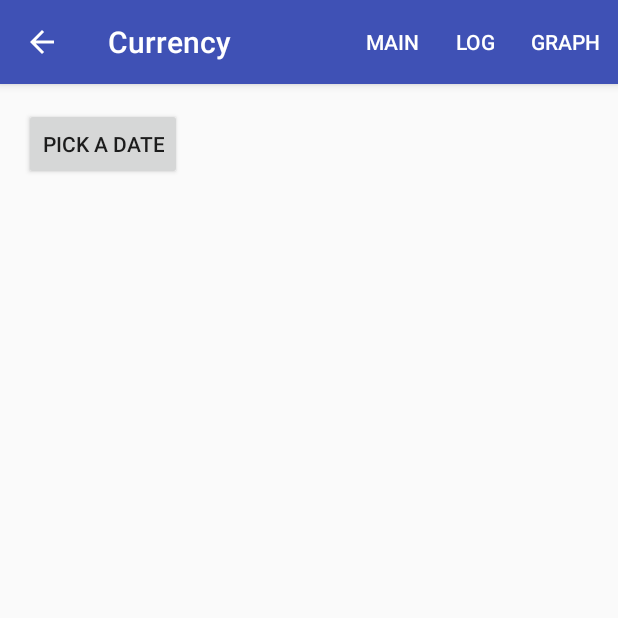
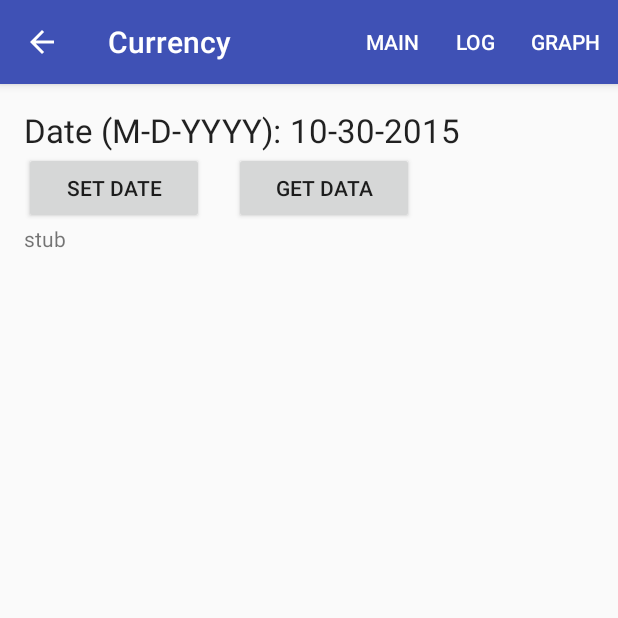
Before and after one commit to yra1908/CurrencyRate, an Android app: the screen it shows after launch (CurrencyLogActivity), after a tap on "LOG", on a phone screen of 412 x 824 dp, the top half of it. Run offline under Robolectric (Android 15) with nearby library versions, the phone set to English and light mode, and no system bars.

Commit message:
Set date. Persistanse with change orientation

```diff
--- a/app/src/main/AndroidManifest.xml
+++ b/app/src/main/AndroidManifest.xml
@@ -13,7 +13,8 @@
         android:theme="@style/AppTheme">
         <activity
             android:name=".MainActivity"
-            android:label="Currency">
+            android:label="Currency"
+            android:configChanges="orientation|screenSize">
             <intent-filter>
                 <action android:name="android.intent.action.MAIN" />
 
--- a/app/src/main/java/com/testtask/currency/CurrencyLogActivity.java
+++ b/app/src/main/java/com/testtask/currency/CurrencyLogActivity.java
@@ -1,19 +1,38 @@
 package com.testtask.currency;
 
+import android.app.DatePickerDialog;
+import android.app.Dialog;
 import android.content.Intent;
 import android.os.Bundle;
 import android.support.v7.app.AppCompatActivity;
 import android.view.Menu;
 import android.view.MenuItem;
+import android.view.View;
+import android.view.View.OnClickListener;
+import android.widget.Button;
+import android.widget.DatePicker;
+import android.widget.TextView;
+
+import java.util.Calendar;
 
 public class CurrencyLogActivity extends AppCompatActivity {
 
+    private TextView tvDisplayDate;
+    private Button btnChangeDate;
+
+    private int year;
+    private int month;
+    private int day;
+
+    private static final int DATE_DIALOG_ID = 999;
 
 
     @Override
     protected void onCreate(Bundle savedInstanceState) {
         super.onCreate(savedInstanceState);
         setContentView(R.layout.activity_currency_log);
+
+        setCurrentDateOnView();
     }
 
     @Override
@@ -29,12 +48,6 @@ public class CurrencyLogActivity extends AppCompatActivity {
         // automatically handle clicks on the Home/Up button, so long
         // as you specify a parent activity in AndroidManifest.xml.
         int id = item.getItemId();
-
-        //noinspection SimplifiableIfStatement
-        if (id == R.id.action_currency_graph) {
-            return true;
-        }
-
         return super.onOptionsItemSelected(item);
     }
 
@@ -52,4 +65,62 @@ public class CurrencyLogActivity extends AppCompatActivity {
         Intent firstActivity = new Intent(this,  MainActivity.class);
         startActivity(firstActivity);
     }
+
+    // display current date
+    public void setCurrentDateOnView() {
+
+        tvDisplayDate = (TextView) findViewById(R.id.tvDate);
+
+
+        final Calendar c = Calendar.getInstance();
+        year = c.get(Calendar.YEAR);
+        month = c.get(Calendar.MONTH);
+        day = c.get(Calendar.DAY_OF_MONTH);
+
+        // set current date into textview
+        tvDisplayDate.setText(new StringBuilder()
+                // Month is 0 based, just add 1
+                .append(month + 1).append("-").append(day).append("-")
+                .append(year).append(" "));
+
+    }
+
+    //setting date for query
+    @SuppressWarnings("deprecation")
+    public void setDate(View view) {
+
+        showDialog(DATE_DIALOG_ID);
+    }
+
+    @SuppressWarnings("deprecation")
+    @Override
+    protected Dialog onCreateDialog(int id) {
+        switch (id) {
+            case DATE_DIALOG_ID:
+                // set date picker as current date
+                return new DatePickerDialog(this, datePickerListener, year, month,
+                        day);
+        }
+        return null;
+    }
+
+    private DatePickerDialog.OnDateSetListener datePickerListener = new DatePickerDialog.OnDateSetListener() {
+
+        // when dialog box is closed, below method will be called.
+        public void onDateSet(DatePicker view, int selectedYear,
+                              int selectedMonth, int selectedDay) {
+            year = selectedYear;
+            month = selectedMonth;
+            day = selectedDay;
+
+            // set selected date into textview
+            tvDisplayDate.setText(new StringBuilder().append(month + 1)
+                    .append("-").append(day).append("-").append(year)
+                    .append(" "));
+        }
+    };
+
+    public void getCurrencyLogForSetDate(View view) {
+
+    }
 }
--- a/app/src/main/java/com/testtask/currency/MainActivity.java
+++ b/app/src/main/java/com/testtask/currency/MainActivity.java
@@ -2,6 +2,7 @@ package com.testtask.currency;
 
 import android.content.Context;
 import android.content.Intent;
+import android.content.res.Configuration;
 import android.net.ConnectivityManager;
 import android.net.NetworkInfo;
 import android.os.AsyncTask;
@@ -24,7 +25,6 @@ import java.util.List;
 
 public class MainActivity extends AppCompatActivity {
 
-    TextView output;
     ProgressBar pb;
     List<MyTask> tasks;
 
@@ -39,15 +39,20 @@ public class MainActivity extends AppCompatActivity {
         super.onCreate(savedInstanceState);
         setContentView(R.layout.activity_main);
 
-        output = (TextView) findViewById(R.id.textView);
-        output.setMovementMethod(new ScrollingMovementMethod());
-
         pb = (ProgressBar) findViewById(R.id.progressBar);
         pb.setVisibility(View.INVISIBLE);
 
         tasks = new ArrayList<>();
     }
 
+    @Override
+    public void onConfigurationChanged(Configuration newConfig) {
+        super.onConfigurationChanged(newConfig);
+
+        if(list!=null){
+            updateDisplay();
+        }
+    }
 
     @Override
     public boolean onCreateOptionsMenu(Menu menu) {
@@ -98,8 +103,6 @@ public class MainActivity extends AppCompatActivity {
     }
 
     protected void updateDisplay() {
-
-//        output.append(message + "\n");
 
         TextView resSaleUSD = (TextView) findViewById(R.id.saleUSD);
         TextView resBuyUSD = (TextView) findViewById(R.id.buyUSD);
--- a/app/src/main/res/layout/activity_currency_log.xml
+++ b/app/src/main/res/layout/activity_currency_log.xml
@@ -9,32 +9,64 @@
     android:paddingTop="@dimen/activity_vertical_margin"
     tools:context="com.testtask.currency.CurrencyLogActivity">
 
+
     <Button
+        android:id="@+id/btnChangeDate"
+        android:layout_width="120dp"
+        android:layout_height="wrap_content"
+        android:text="Set Date"
+        android:layout_below="@+id/lblDate"
+        android:layout_alignParentLeft="true"
+        android:layout_alignParentStart="true"
+        android:onClick="setDate"/>
+
+    <TextView
+        android:id="@+id/lblDate"
         android:layout_width="wrap_content"
         android:layout_height="wrap_content"
-        android:text="@string/date_pick"
-        android:onClick="showDatePickerDialog"
-        android:id="@+id/button" />
+        android:text="Date (M-D-YYYY): "
+        android:textAppearance="?android:attr/textAppearanceLarge"
+        android:layout_alignParentTop="true"
+        android:layout_alignParentLeft="true"
+        android:layout_alignParentStart="true" />
+
+    <TextView
+        android:id="@+id/tvDate"
+        android:layout_width="fill_parent"
+        android:layout_height="wrap_content"
+        android:text="aaa"
+        android:textAppearance="?android:attr/textAppearanceLarge"
+        android:layout_alignParentTop="true"
+        android:layout_toRightOf="@+id/lblDate"
+        android:layout_toEndOf="@+id/lblDate" />
 
     <TextView
         android:layout_width="wrap_content"
         android:layout_height="wrap_content"
-        android:text=""
+        android:text="stub"
         android:id="@+id/selected_date"
-        android:layout_below="@+id/button"
+        android:layout_alignTop="@+id/listView2"
         android:layout_alignParentLeft="true"
-        android:layout_alignParentStart="true"
-        android:layout_marginTop="54dp" />
+        android:layout_alignParentStart="true" />
 
 
     <ListView
         android:layout_width="wrap_content"
         android:layout_height="wrap_content"
         android:id="@+id/listView2"
-        android:layout_below="@+id/selected_date"
-        android:layout_alignParentLeft="true"
-        android:layout_alignParentStart="true"
-        android:layout_marginTop="142dp" />
+        android:layout_alignParentRight="true"
+        android:layout_alignParentEnd="true"
+        android:layout_below="@+id/btnChangeDate" />
 
+    <Button
+        android:layout_width="120dp"
+        android:layout_height="wrap_content"
+        android:text="Get Data"
+        android:id="@+id/button2"
+        android:layout_above="@+id/listView2"
+        android:layout_toRightOf="@+id/btnChangeDate"
+        android:layout_toEndOf="@+id/btnChangeDate"
+        android:layout_marginLeft="20dp"
+        android:onClick="getCurrencyLogForSetDate"/>
 
 </RelativeLayout>
--- a/app/src/main/res/layout/activity_main.xml
+++ b/app/src/main/res/layout/activity_main.xml
@@ -192,7 +192,7 @@
             android:layout_toRightOf="@+id/imageView4"
             android:padding="10dp"
             android:paddingTop="10dp"
-            android:text="EUR"
+            android:text="RUR"
             android:textAppearance="@style/Base.TextAppearance.AppCompat.Title"
             android:textIsSelectable="false" />
 
```
